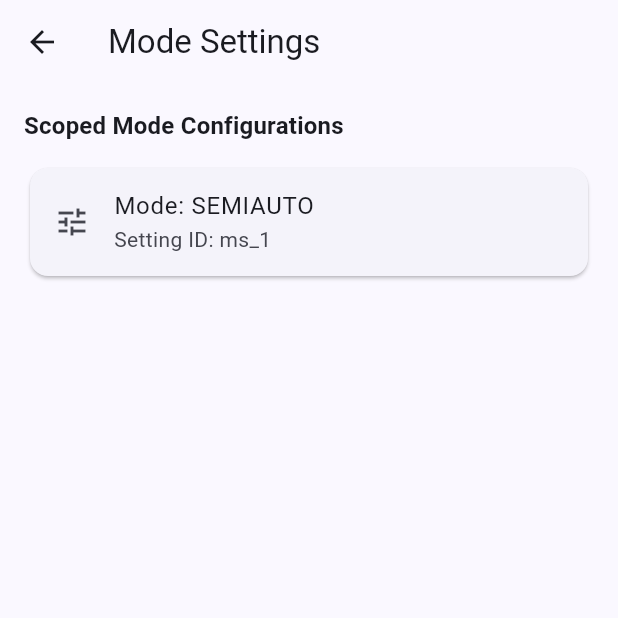
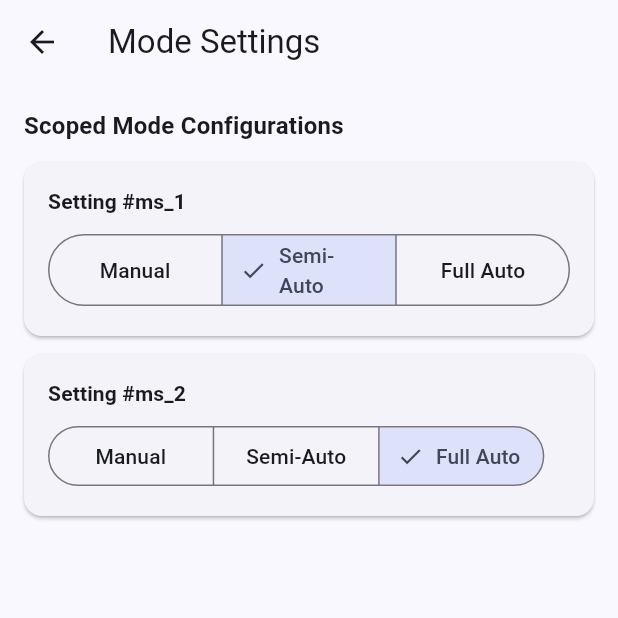
Before and after one commit to kumarnitish378/flex-platform, a Flutter app: the ModeSettingsScreen screen opened directly, on a phone screen of 412 x 824 dp, the top half of it. Run offline on Flutter 3.47's test engine with Material 3 defaults, Android fonts, the phone set to English and light mode, and no system bars; our stand-ins replace built_collection, built_value, dio, flutter_riverpod, flutter_secure_storage, go_router; missing offline and left inert: maplibre_gl, one_of_serializer; accounts and stored records are empty.

Commit message:
feat(app): implement A18 admin full auto and mode switch prompt

```diff
--- a/app/lib/features/admin/mode_settings_screen.dart
+++ b/app/lib/features/admin/mode_settings_screen.dart
@@ -4,7 +4,7 @@ import 'package:smart_cab_api/smart_cab_api.dart' as api;
 
 /// Admin mode settings management screen (A-06).
 ///
-/// Features mode settings list, mode toggle (manual, semi_auto, full_auto),
+/// Features mode settings list, mode selection (manual, semi_auto, full_auto),
 /// and overlap warning banner.
 class ModeSettingsScreen extends ConsumerStatefulWidget {
   const ModeSettingsScreen({super.key});
@@ -26,7 +26,6 @@ class _ModeSettingsScreenState extends ConsumerState<ModeSettingsScreen> {
 
   Future<void> _fetchModeSettings() async {
     try {
-      // Demo placeholder list or API fetch
       if (mounted) {
         setState(() {
           _settings = <api.ModeSetting>[
@@ -34,6 +33,11 @@ class _ModeSettingsScreenState extends ConsumerState<ModeSettingsScreen> {
               (api.ModeSettingBuilder b) => b
                 ..id = 'ms_1'
                 ..mode = api.ModeSettingInputModeEnum.semiAuto,
+            ),
+            api.ModeSetting(
+              (api.ModeSettingBuilder b) => b
+                ..id = 'ms_2'
+                ..mode = api.ModeSettingInputModeEnum.fullAuto,
             ),
           ];
           _hasOverlaps = false;
@@ -47,6 +51,18 @@ class _ModeSettingsScreenState extends ConsumerState<ModeSettingsScreen> {
         });
       }
     }
+  }
+
+  void _updateMode(String settingId, api.ModeSettingInputModeEnum newMode) {
+    setState(() {
+      final int index = _settings.indexWhere((s) => s.id == settingId);
+      if (index != -1) {
+        _settings[index] = _settings[index].rebuild((b) => b..mode = newMode);
+      }
+    });
+    ScaffoldMessenger.of(context).showSnackBar(
+      SnackBar(content: Text('Mode updated to ${newMode.name.toUpperCase()}')),
+    );
   }
 
   @override
@@ -101,10 +117,40 @@ class _ModeSettingsScreenState extends ConsumerState<ModeSettingsScreen> {
                           settingId.length > 8 ? settingId.substring(0, 8) : settingId;
 
                       return Card(
-                        child: ListTile(
-                          leading: const Icon(Icons.tune),
-                          title: Text('Mode: ${ms.mode.name.toUpperCase()}'),
-                          subtitle: Text('Setting ID: $shortId'),
+                        margin: const EdgeInsets.only(bottom: 12.0),
+                        child: Padding(
+                          padding: const EdgeInsets.all(16.0),
+                          child: Column(
+                            crossAxisAlignment: CrossAxisAlignment.start,
+                            children: <Widget>[
+                              Text(
+                                'Setting #$shortId',
+                                style: theme.textTheme.titleSmall?.copyWith(fontWeight: FontWeight.bold),
+                              ),
+                              const SizedBox(height: 8),
+                              SegmentedButton<api.ModeSettingInputModeEnum>(
+                                key: Key('mode-segmented-$settingId'),
+                                segments: const <ButtonSegment<api.ModeSettingInputModeEnum>>[
+                                  ButtonSegment<api.ModeSettingInputModeEnum>(
+                                    value: api.ModeSettingInputModeEnum.manual,
+                                    label: Text('Manual'),
+                                  ),
+                                  ButtonSegment<api.ModeSettingInputModeEnum>(
+                                    value: api.ModeSettingInputModeEnum.semiAuto,
+                                    label: Text('Semi-Auto'),
+                                  ),
+                                  ButtonSegment<api.ModeSettingInputModeEnum>(
+                                    value: api.ModeSettingInputModeEnum.fullAuto,
+                                    label: Text('Full Auto'),
+                                  ),
+                                ],
+                                selected: <api.ModeSettingInputModeEnum>{ms.mode},
+                                onSelectionChanged: (Set<api.ModeSettingInputModeEnum> selection) {
+                                  _updateMode(settingId, selection.first);
+                                },
+                              ),
+                            ],
+                          ),
                         ),
                       );
                     },
```
Also changed, not shown: app/lib/features/supervisor/alerts_list_screen.dart (+70 -4 lines), 3 other files.
